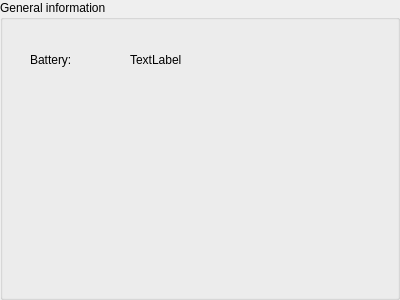
Above: src/widgets/GeneralInformation.ui from gflix/QtLego before the change. Below: the same form after it.
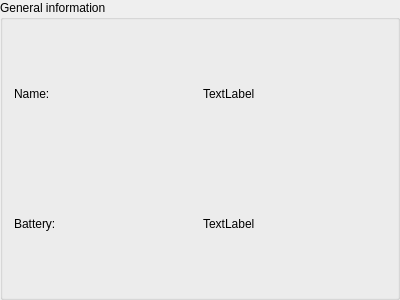
That is the form after the change.

Commit message: Show retrieved device name.

Patch:
```diff
--- a/src/widgets/GeneralInformation.ui
+++ b/src/widgets/GeneralInformation.ui
@@ -22,32 +22,36 @@
   <property name="title">
    <string>General information</string>
   </property>
+  <layout class="QGridLayout" name="gridLayout">
+   <item row="0" column="0">
+    <widget class="QLabel" name="label_2">
+     <property name="text">
+      <string>Name:</string>
+     </property>
+    </widget>
+   </item>
+   <item row="0" column="1">
+    <widget class="QLabel" name="lbName">
+     <property name="text">
+      <string>TextLabel</string>
+     </property>
+    </widget>
+   </item>
+   <item row="1" column="0">
   <widget class="QLabel" name="label">
-   <property name="geometry">
-    <rect>
-     <x>30</x>
-     <y>50</y>
-     <width>76</width>
-     <height>19</height>
-    </rect>
-   </property>
    <property name="text">
     <string>Battery:</string>
    </property>
   </widget>
+   </item>
+   <item row="1" column="1">
   <widget class="QLabel" name="lbBatteryPercentage">
-   <property name="geometry">
-    <rect>
-     <x>130</x>
-     <y>50</y>
-     <width>76</width>
-     <height>19</height>
-    </rect>
-   </property>
    <property name="text">
     <string>TextLabel</string>
    </property>
   </widget>
+   </item>
+  </layout>
  </widget>
  <resources/>
  <connections/>
```
Lines whose indentation alone changed are shown as unchanged. The commit also changes 1 other file.
